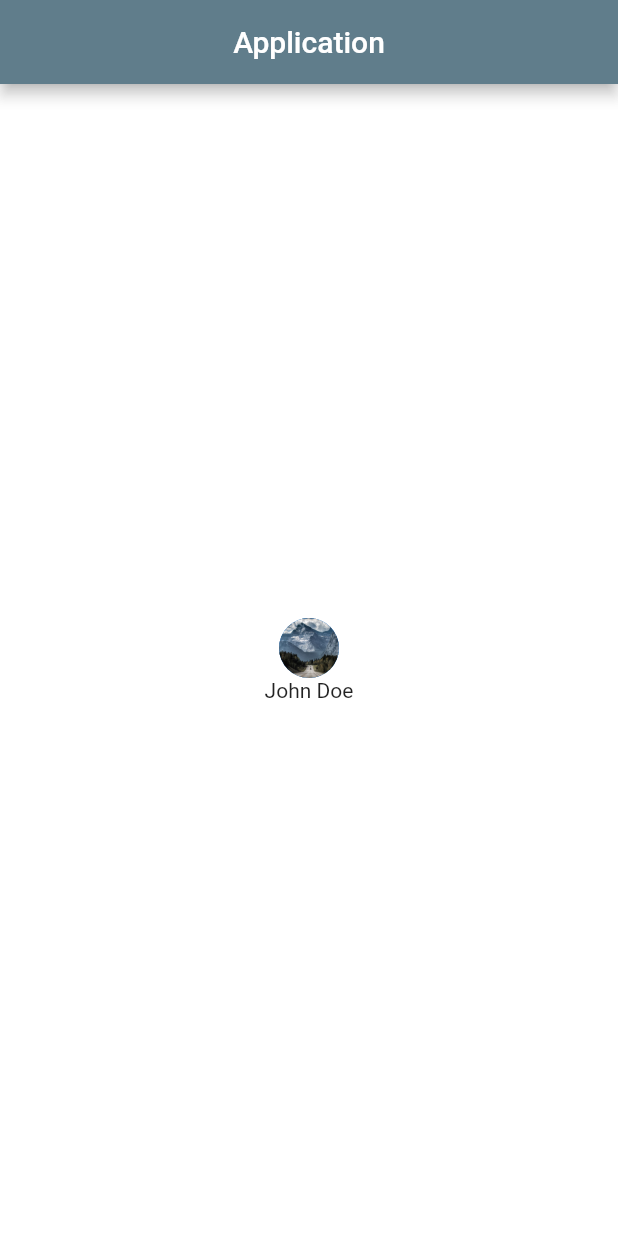
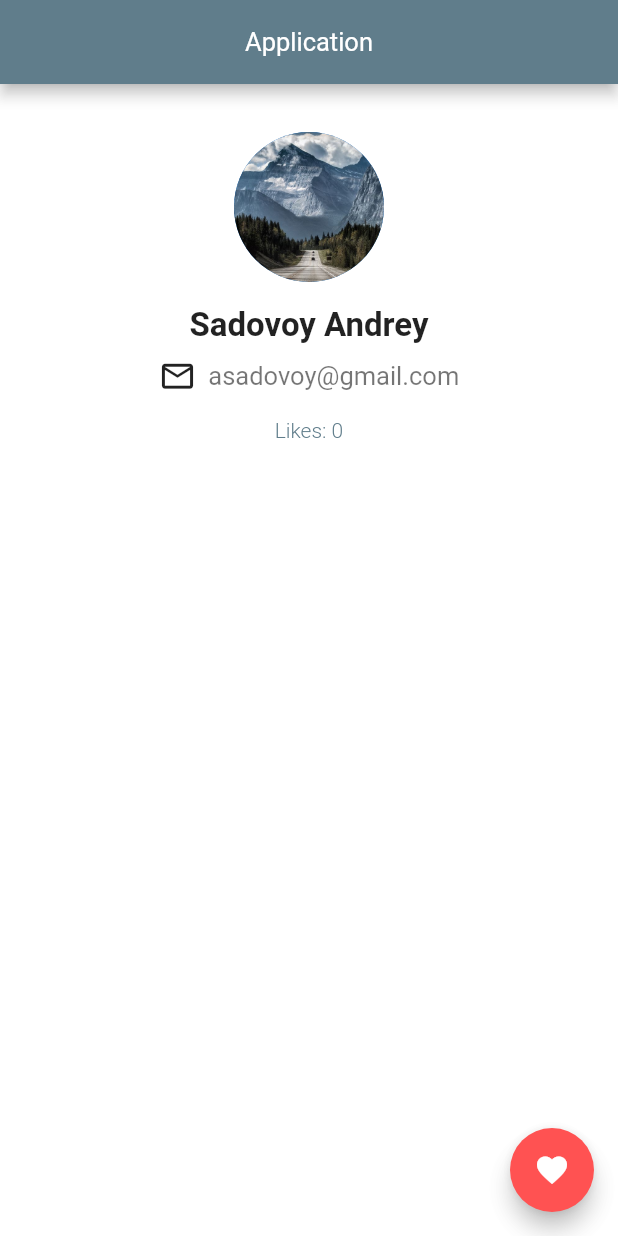
Before and after one commit to Montalmo/First_flutter_app, a Flutter app: the screen it shows after launch, on a phone screen of 412 x 824 dp. Run offline on Flutter 3.47's test engine with Material 2 defaults, Android fonts, the phone set to English and light mode, and no system bars; project files that could hold a hidden picture were left out.

Commit message:
23.01.2022 commit

```diff
--- a/lib/main.dart
+++ b/lib/main.dart
@@ -4,15 +4,26 @@ void main() => runApp(MaterialApp(
   home: UserPanel(),
 ));
 
-class UserPanel extends StatelessWidget {
+class UserPanel extends StatefulWidget {
   const UserPanel({Key? key}) : super(key: key);
+
+  @override
+  State<UserPanel> createState() => _UserPanelState();
+}
+
+class _UserPanelState extends State<UserPanel> {
+
+  int _count = 0;
 
   @override
   Widget build(BuildContext context) {
     return Scaffold(
       backgroundColor: Colors.white60,
       appBar: AppBar(
-        title: Text('Application'),
+        title: Text('Application', style: TextStyle(
+          fontSize: 17,
+          fontWeight: FontWeight.w400,
+        ),),
         centerTitle: true,
         backgroundColor: Colors.blueGrey,
       ),
@@ -21,17 +32,50 @@ class UserPanel extends StatelessWidget {
           mainAxisAlignment: MainAxisAlignment.center,
           children: [
             Column(
-              mainAxisAlignment: MainAxisAlignment.center,
               children: [
-              CircleAvatar(
+                Padding(padding: EdgeInsets.only(top: 32),),
+                CircleAvatar(
                 backgroundImage: AssetImage('assets/53d189dfcd54fa9ecae756ddf5a7c2ee.jpg'),
+                radius: 50,
               ),
-              Text('John Doe'),
+                Padding(padding: EdgeInsets.only(top: 16),),
+                Text('Sadovoy Andrey', style: TextStyle(
+                fontSize: 22,
+                fontWeight: FontWeight.w600,
+                color: Colors.black87,
+              ),),
+                Padding(padding: EdgeInsets.only(top: 8),),
+                Row(
+                  children: [
+                    Icon(Icons.mail_outline, size: 25,),
+                    Padding(padding: EdgeInsets.only(left: 8)),
+                    Text('asadovoy@gmail.com', style: TextStyle(
+                      fontSize: 17,
+                      fontWeight: FontWeight.w400,
+                      color: Colors.black54
+                    ),)
+                  ],
+                ),
+                Padding(padding: EdgeInsets.only(top: 16),),
+                Text('Likes: $_count', style: TextStyle(
+                  fontSize: 14,
+                  fontWeight: FontWeight.w300,
+                  color: Colors.blueGrey,
+                ),),
               ],
             ),
           ],
         ),
         ),
+      floatingActionButton: FloatingActionButton(
+        child: Icon(Icons.favorite),
+        backgroundColor: Colors.redAccent,
+        onPressed: () {
+          setState(() {
+            _count++;
+          });
+        },
+      ),
     );
   }
 }
```
